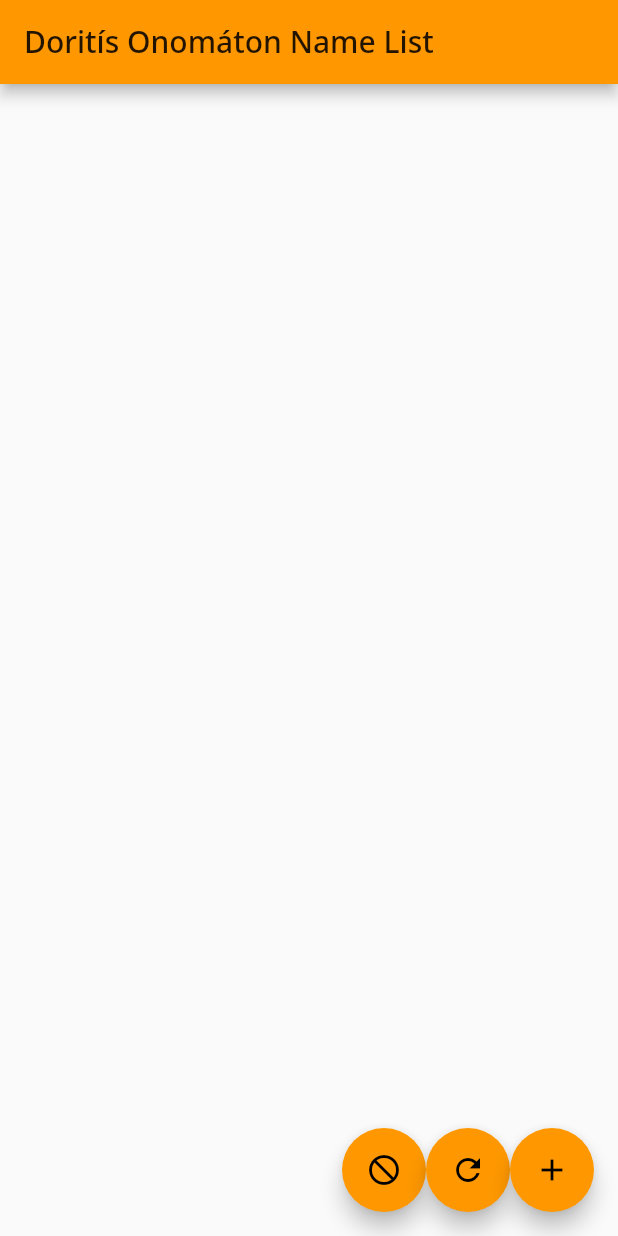
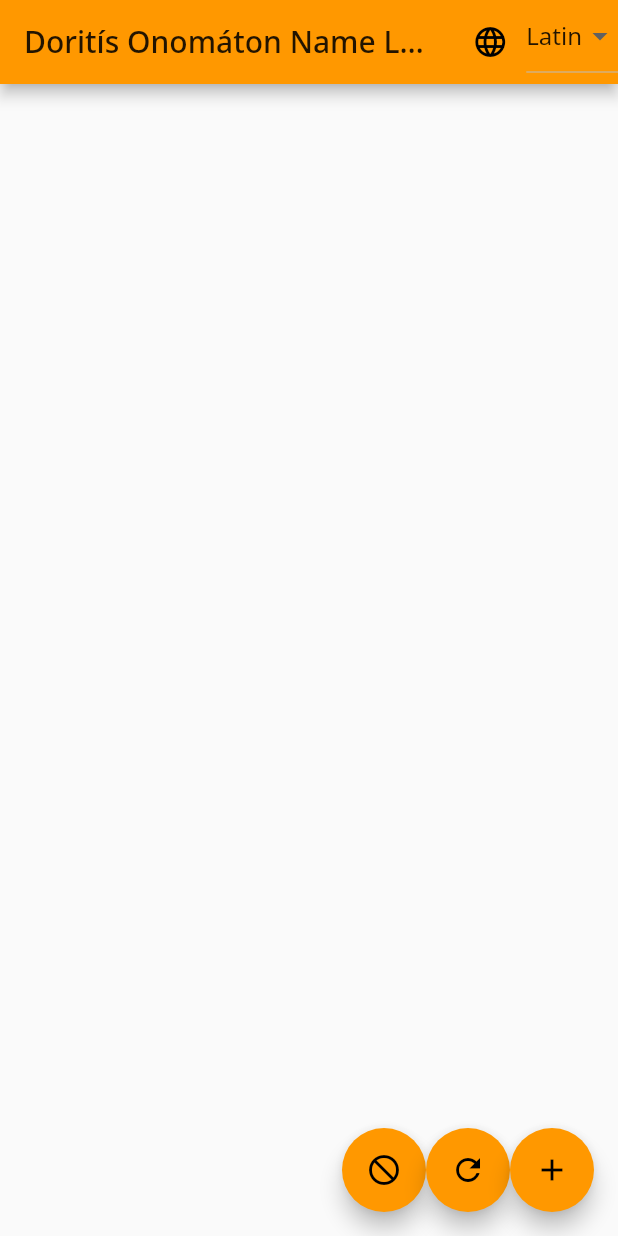
Before and after one commit to jcolag/doritis-onomaton, a Flutter app: the screen it shows after launch, on a phone screen of 412 x 824 dp. Run offline on Flutter 3.47's test engine with Material 2 defaults, Android fonts, the phone set to English and light mode, and no system bars; missing offline and left inert: unorm_dart; project files that could hold a hidden picture were left out.

Commit message:
Add dropdown list of alphabets (currently on "Latin")

```diff
--- a/lib/main.dart
+++ b/lib/main.dart
@@ -193,6 +193,29 @@ class _NameGiverState extends State<NameGiverHome> {
     return Scaffold(
       appBar: AppBar(
         title: Text(widget.title),
+        actions: [
+          IconButton(
+            icon: Icon(Icons.language),
+            onPressed: () {
+            },
+          ),
+          DropdownButton<String>(
+            value: _chosenLanguage,
+            items: <String>[
+              'Latin',
+            ].map<DropdownMenuItem<String>>((String value) {
+              return DropdownMenuItem<String>(
+                value: value,
+                child: Text(value),
+              );
+            }).toList(),
+            onChanged: (String value) {
+              setState(() {
+                _chosenLanguage = value;
+              });
+            },
+          ),
+        ],
       ),
       body: ListView.builder(
         controller: _scrollController,
```
